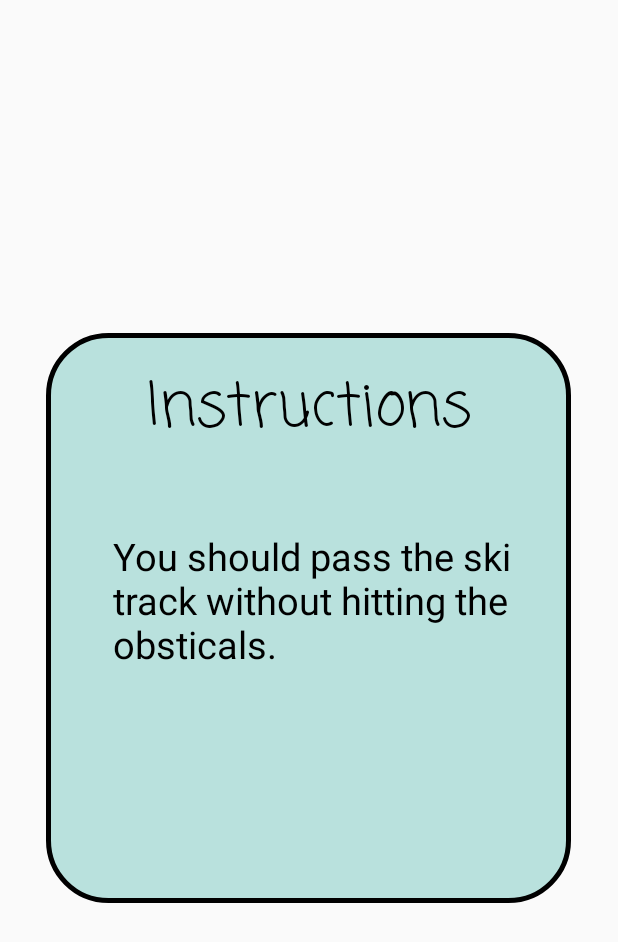
After one commit to sigalitleybman/Chubby-Penguin, an Android app: the layout activity_info.xml on its own in the app's theme, with its tools: preview values and no code run, on a phone screen of 412 x 824 dp. The commit adds this screen. Shown: the top 942 px of the screen. Run offline under Robolectric (Android 15) with nearby library versions, the phone set to English and light mode, and no system bars.

Commit message:
added info popup

```diff
--- a/app/src/main/AndroidManifest.xml
+++ b/app/src/main/AndroidManifest.xml
@@ -21,6 +21,7 @@
             </intent-filter>
         </activity>
         <activity android:name=".popupSettingsActivity"/>
+        <activity android:name=".popupInfoActivity"/>
     </application>
 
 </manifest>
--- /dev/null
+++ b/app/src/main/res/layout/activity_info.xml
@@ -0,0 +1,32 @@
+<?xml version="1.0" encoding="utf-8"?>
+<LinearLayout xmlns:android="http://schemas.android.com/apk/res/android"
+    android:layout_width="350dp"
+    android:layout_height="380dp"
+
+    android:background="@drawable/settings_pop_up_shape"
+    android:orientation="vertical"
+    android:layout_gravity="center">
+
+
+    <TextView
+        android:id="@+id/title_info_textView"
+        android:layout_width="wrap_content"
+        android:layout_height="wrap_content"
+        android:layout_gravity="center"
+        android:layout_marginTop="20dp"
+        android:fontFamily="casual"
+        android:text="@string/instructions"
+        android:textColor="@color/black"
+        android:textSize="40sp" />
+
+    <TextView
+        android:layout_width="300dp"
+        android:layout_height="wrap_content"
+        android:layout_gravity="center"
+        android:layout_marginStart="20dp"
+        android:layout_marginTop="50dp"
+        android:text="@string/instructions_content"
+        android:textColor="@color/black"
+        android:textSize="25sp" />
+
+</LinearLayout>
--- a/app/src/main/res/layout/activity_main.xml
+++ b/app/src/main/res/layout/activity_main.xml
@@ -52,6 +52,7 @@
             android:layout_alignParentEnd="true"
             android:layout_gravity="end"
             android:background="@null"
+            android:onClick="showInfoPopup"
             android:src="@drawable/info"
             app:tint="@color/black" />
 
--- a/app/src/main/res/values/strings.xml
+++ b/app/src/main/res/values/strings.xml
@@ -9,4 +9,6 @@
     <string name="hebrew_language">HE</string>
     <string name="english_language">EN</string>
     <string name="volume">Volume:</string>
+    <string name="instructions">Instructions</string>
+    <string name="instructions_content">You should pass the ski track without hitting the obsticals.</string>
 </resources>
```
Also changed, not shown: app/src/main/java/com/example/worldwideski2/MainActivity.java (+8 -0 lines), app/src/main/java/com/example/worldwideski2/popupInfoActivity.java (added, +30 -0 lines), 2 other files.
